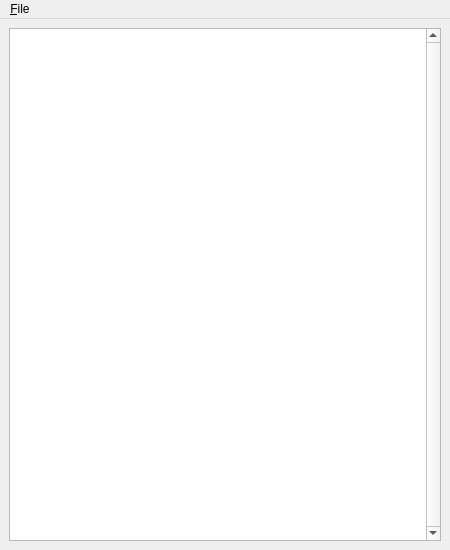
Before: the Qt Designer form branches/trunk/UI/spot-on-statisticswindow.ui in textbrowser/spot-on, drawn with Qt 5.
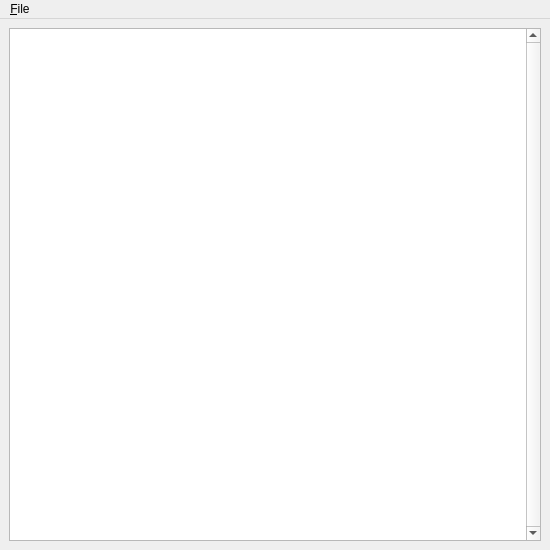
After: the same form once the commit is applied. Icons and pictures are not drawn.

Diff of the .ui file:
```diff
--- a/branches/trunk/UI/spot-on-statisticswindow.ui
+++ b/branches/trunk/UI/spot-on-statisticswindow.ui
@@ -6,7 +6,7 @@
    <rect>
     <x>0</x>
     <y>0</y>
-    <width>450</width>
+    <width>550</width>
     <height>550</height>
    </rect>
   </property>
@@ -48,8 +48,8 @@
     <rect>
      <x>0</x>
      <y>0</y>
-     <width>450</width>
-     <height>24</height>
+     <width>550</width>
+     <height>27</height>
     </rect>
    </property>
    <widget class="QMenu" name="menu_File">
```
